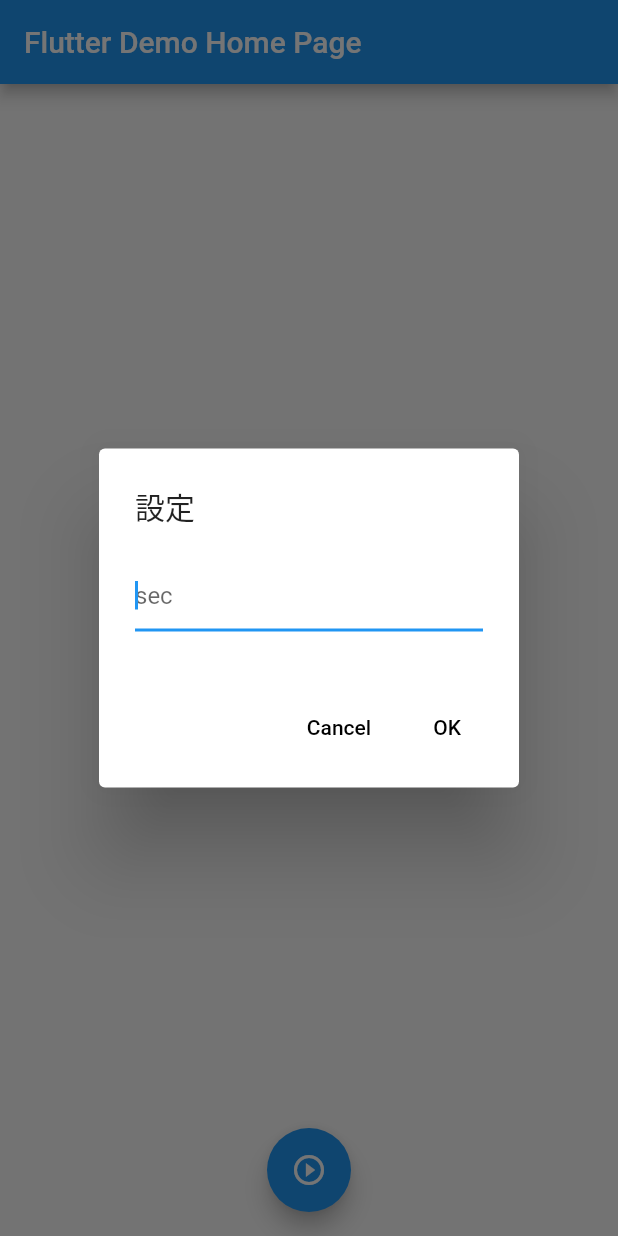
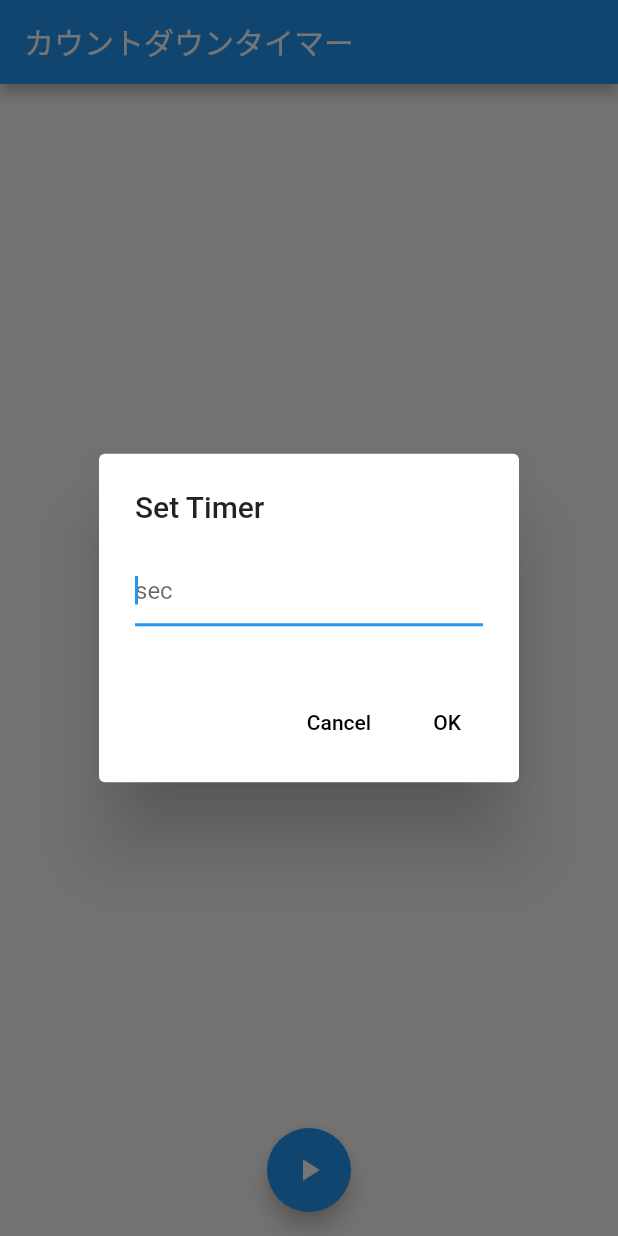
Before and after one commit to k-kawajiri/flutter-timer, a Flutter app: the MyHomePage screen opened directly, after a tap on the "access time" icon, on a phone screen of 412 x 824 dp. Run offline on Flutter 3.47's test engine with Material 2 defaults, Android fonts, the phone set to English and light mode, and no system bars; our stand-ins replace rxdart.

Commit message:
[update]スタイル調整など

```diff
--- a/lib/main.dart
+++ b/lib/main.dart
@@ -22,7 +22,7 @@ class MyApp extends StatelessWidget {
         // is not restarted.
         primarySwatch: Colors.blue,
       ),
-      home: MyHomePage(title: 'Flutter Demo Home Page'),
+      home: MyHomePage(title: 'カウントダウンタイマー'),
     );
   }
 }
@@ -74,6 +74,7 @@ class MyHomePage extends StatelessWidget {
           mainAxisAlignment: MainAxisAlignment.center,
           children: <Widget>[
             IconButton(
+              tooltip: "Set Timer",
               onPressed: () {
                 Future date;
                 date = showTimerPicker(context: context);
@@ -82,14 +83,19 @@ class MyHomePage extends StatelessWidget {
               icon: Icon(Icons.access_time),
             ),
             StreamBuilder(
+              initialData: timerBloc,
                 stream: timerBloc.timer,
                 builder: (BuildContext context,
                     AsyncSnapshot<CountDownTimerInfo> snapShot) {
-                  return Text(snapShot.hasData
-                      ? snapShot.data.diffByTimeUp
-                      : Duration.zero.toString());
+                  return Text(
+                    snapShot.data.diffByTimeUp,
+                    style: DefaultTextStyle.of(context)
+                        .style
+                        .apply(fontSizeFactor: 2.0),
+                  );
                 }),
             IconButton(
+              tooltip: "Reset",
               onPressed: () => timerBloc.timerAction.add(TimerAction.RESET),
               icon: Icon(Icons.restore),
             ),
@@ -109,14 +115,14 @@ class MyHomePage extends StatelessWidget {
                 Icon icon;
                 switch (snapShot?.data?.timerState) {
                   case TimerState.START:
-                    icon = Icon(Icons.pause_circle_outline);
+                    icon = Icon(Icons.pause);
                     break;
                   case TimerState.TIME_UP:
                     icon = Icon(Icons.stop);
                     break;
                   case TimerState.STOP:
                   default:
-                    icon = Icon(Icons.play_circle_outline);
+                    icon = Icon(Icons.play_arrow);
                 }
                 return icon;
               })), // This trailing comma makes auto-formatting nicer for build methods.
@@ -175,7 +181,7 @@ class TimerWidgetState extends State<TimerWidget> {
               icon: Icon(Icons.access_time),
             ),
             StreamBuilder(
-              initialData: timerBloc,
+                initialData: timerBloc,
                 stream: timerBloc.timer,
                 builder: (BuildContext context,
                     AsyncSnapshot<CountDownTimerInfo> snapShot) {
--- a/lib/timer_picker.dart
+++ b/lib/timer_picker.dart
@@ -46,7 +46,7 @@ class _TimerPickerState extends State<_TimerPicker> {
       ],
     );
     final AlertDialog dialog = AlertDialog(
-      title: Text("設定"),
+      title: Text("Set Timer"),
       content: TextField(
         controller: dateTextController,
         decoration: InputDecoration(
```
